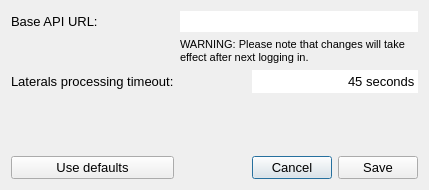
First picture: the form in threedi_api_qgis_client/ui/settings.ui, repository nens/threedi-api-qgis-client, before the edit.
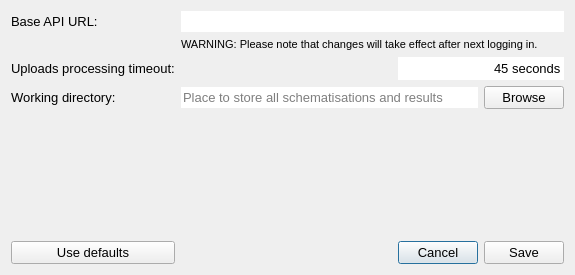
Second picture: the form after the edit.

The edit to the form file:
```diff
--- a/threedi_api_qgis_client/ui/settings.ui
+++ b/threedi_api_qgis_client/ui/settings.ui
@@ -6,10 +6,16 @@
    <rect>
     <x>0</x>
     <y>0</y>
-    <width>429</width>
-    <height>190</height>
+    <width>575</width>
+    <height>275</height>
    </rect>
   </property>
+  <property name="minimumSize">
+   <size>
+    <width>575</width>
+    <height>275</height>
+   </size>
+  </property>
   <property name="font">
    <font>
     <family>Segoe UI</family>
@@ -20,63 +26,6 @@
    <string>3Di API Client settings</string>
   </property>
   <layout class="QGridLayout" name="gridLayout">
-   <item row="0" column="0">
-    <widget class="QLabel" name="label">
-     <property name="text">
-      <string>Base API URL:</string>
-     </property>
-    </widget>
-   </item>
-   <item row="5" column="0">
-    <spacer name="verticalSpacer">
-     <property name="orientation">
-      <enum>Qt::Vertical</enum>
-     </property>
-     <property name="sizeHint" stdset="0">
-      <size>
-       <width>20</width>
-       <height>40</height>
-      </size>
-     </property>
-    </spacer>
-   </item>
-   <item row="0" column="1" colspan="3">
-    <widget class="QLineEdit" name="api_url_le">
-     <property name="text">
-      <string/>
-     </property>
-     <property name="frame">
-      <bool>false</bool>
-     </property>
-    </widget>
-   </item>
-   <item row="6" column="1">
-    <spacer name="horizontalSpacer">
-     <property name="orientation">
-      <enum>Qt::Horizontal</enum>
-     </property>
-     <property name="sizeHint" stdset="0">
-      <size>
-       <width>40</width>
-       <height>20</height>
-      </size>
-     </property>
-    </spacer>
-   </item>
-   <item row="6" column="2">
-    <widget class="QPushButton" name="cancel_pb">
-     <property name="text">
-      <string>Cancel</string>
-     </property>
-    </widget>
-   </item>
-   <item row="6" column="3">
-    <widget class="QPushButton" name="save_pb">
-     <property name="text">
-      <string>Save</string>
-     </property>
-    </widget>
-   </item>
    <item row="2" column="1" colspan="3">
     <widget class="QLabel" name="label_2">
      <property name="font">
@@ -92,17 +41,17 @@
      </property>
     </widget>
    </item>
-   <item row="6" column="0">
-    <widget class="QPushButton" name="defaults_pb">
+   <item row="7" column="2">
+    <widget class="QPushButton" name="cancel_pb">
      <property name="text">
-      <string>Use defaults</string>
+      <string>Cancel</string>
      </property>
     </widget>
    </item>
    <item row="4" column="0">
     <widget class="QLabel" name="label_3">
      <property name="text">
-      <string>Laterals processing timeout:</string>
+      <string>Uploads processing timeout:</string>
      </property>
     </widget>
    </item>
@@ -137,6 +86,90 @@
      </property>
     </widget>
    </item>
+   <item row="7" column="0">
+    <widget class="QPushButton" name="defaults_pb">
+     <property name="text">
+      <string>Use defaults</string>
+     </property>
+    </widget>
+   </item>
+   <item row="0" column="1" colspan="3">
+    <widget class="QLineEdit" name="api_url_le">
+     <property name="text">
+      <string/>
+     </property>
+     <property name="frame">
+      <bool>false</bool>
+     </property>
+    </widget>
+   </item>
+   <item row="7" column="3">
+    <widget class="QPushButton" name="save_pb">
+     <property name="text">
+      <string>Save</string>
+     </property>
+    </widget>
+   </item>
+   <item row="6" column="0">
+    <spacer name="verticalSpacer">
+     <property name="orientation">
+      <enum>Qt::Vertical</enum>
+     </property>
+     <property name="sizeHint" stdset="0">
+      <size>
+       <width>20</width>
+       <height>40</height>
+      </size>
+     </property>
+    </spacer>
+   </item>
+   <item row="0" column="0">
+    <widget class="QLabel" name="label">
+     <property name="text">
+      <string>Base API URL:</string>
+     </property>
+    </widget>
+   </item>
+   <item row="7" column="1">
+    <spacer name="horizontalSpacer">
+     <property name="orientation">
+      <enum>Qt::Horizontal</enum>
+     </property>
+     <property name="sizeHint" stdset="0">
+      <size>
+       <width>40</width>
+       <height>20</height>
+      </size>
+     </property>
+    </spacer>
+   </item>
+   <item row="5" column="0">
+    <widget class="QLabel" name="label_4">
+     <property name="text">
+      <string>Working directory:</string>
+     </property>
+    </widget>
+   </item>
+   <item row="5" column="1" colspan="2">
+    <widget class="QLineEdit" name="working_dir_le">
+     <property name="frame">
+      <bool>false</bool>
+     </property>
+     <property name="readOnly">
+      <bool>true</bool>
+     </property>
+     <property name="placeholderText">
+      <string>Place to store all schematisations and results</string>
+     </property>
+    </widget>
+   </item>
+   <item row="5" column="3">
+    <widget class="QPushButton" name="browse_pb">
+     <property name="text">
+      <string>Browse</string>
+     </property>
+    </widget>
+   </item>
   </layout>
  </widget>
  <tabstops>
```
Left out of the diff: 4 changed lines with no effect on the pictures.
